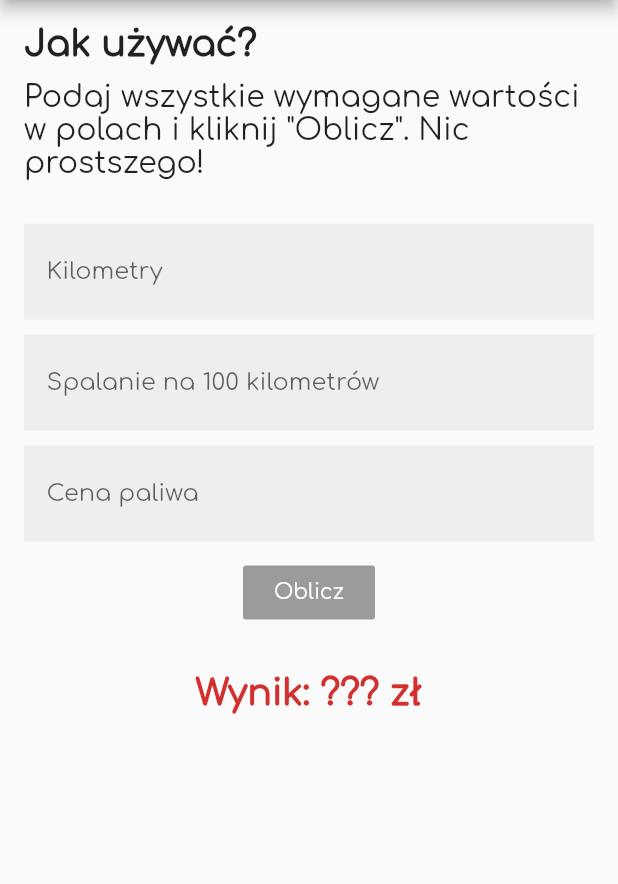
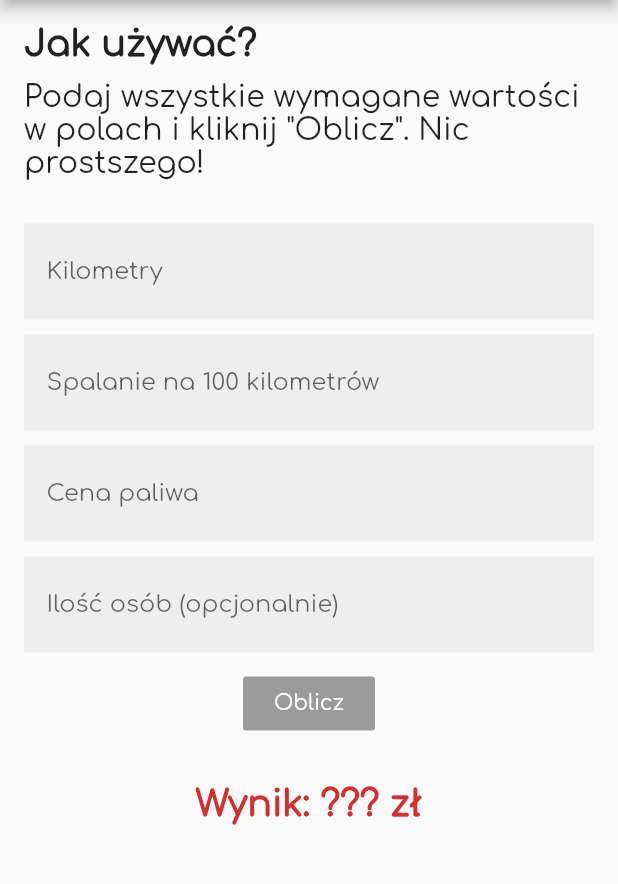
Before and after one commit to szakes1/kalkulator_paliwa, a Flutter app: the screen it shows after launch, on a phone screen of 412 x 824 dp, the part 84-968 px from its top. Run offline on Flutter 3.47's test engine with Material 2 defaults, Android fonts, the phone set to English and light mode, and no system bars; our stand-ins replace easy_localization.

Commit message:
Added People Quantity option

```diff
--- a/lib/assets/translations/pl-PL.json
+++ b/lib/assets/translations/pl-PL.json
@@ -11,5 +11,6 @@
     "fuel-price": "Cena paliwa",
     "calculate": "Oblicz",
     "result": "Wynik: {} zł",
-    "cannot-contain-comma": "Wartość nie może zawierać przecinka, użyj kropki!"
+    "cannot-contain-comma": "Wartość nie może zawierać przecinka, użyj kropki!",
+    "people-quantity": "Ilość osób (opcjonalnie)"
 }
--- a/lib/widgets/calculator_form_widget.dart
+++ b/lib/widgets/calculator_form_widget.dart
@@ -58,6 +58,20 @@ class CalculatorForm extends StatelessWidget {
           keyboardType: TextInputType.numberWithOptions(decimal: true),
         ),
         SizedBox(height: 10.0),
+        TextField(
+          decoration: InputDecoration(
+            labelText: 'people-quantity'.tr(),
+            contentPadding: EdgeInsets.all(15.0),
+            border: InputBorder.none,
+            filled: true,
+            fillColor: Colors.grey[200],
+          ),
+          onChanged: (String value) {
+            validationService.setPeopleQuantity(value);
+          },
+          keyboardType: TextInputType.numberWithOptions(decimal: false),
+        ),
+        SizedBox(height: 10.0),
         RaisedButton(
           child: Text('calculate').tr(),
           color: Colors.red[700],
```
Also changed, not shown: lib/providers/calculator_validation.dart (+25 -5 lines).
